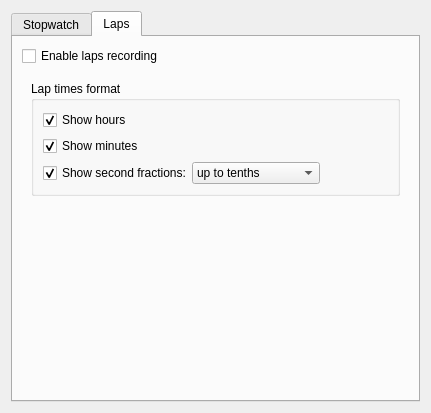
Qt form src/widgets/generalsettings.ui (KDE/kronometer) before a commit.
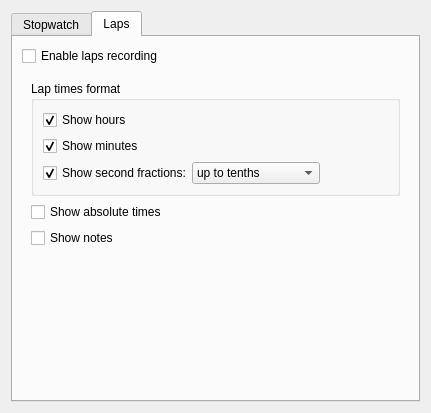
The same form after that commit.

What changed in the file:
```diff
--- a/src/widgets/generalsettings.ui
+++ b/src/widgets/generalsettings.ui
@@ -6,7 +6,7 @@
    <rect>
     <x>0</x>
     <y>0</y>
-    <width>399</width>
+    <width>407</width>
     <height>413</height>
    </rect>
   </property>
@@ -275,6 +275,20 @@
             </layout>
            </widget>
           </item>
+          <item>
+           <widget class="QCheckBox" name="kcfg_showLapAbsoluteTimes">
+            <property name="text">
+             <string>Show absolute times</string>
+            </property>
+           </widget>
+          </item>
+          <item>
+           <widget class="QCheckBox" name="kcfg_showLapNotes">
+            <property name="text">
+             <string>Show notes</string>
+            </property>
+           </widget>
+          </item>
          </layout>
         </widget>
        </item>
```
Left out of the diff: 4 changed lines with no effect on the pictures.
